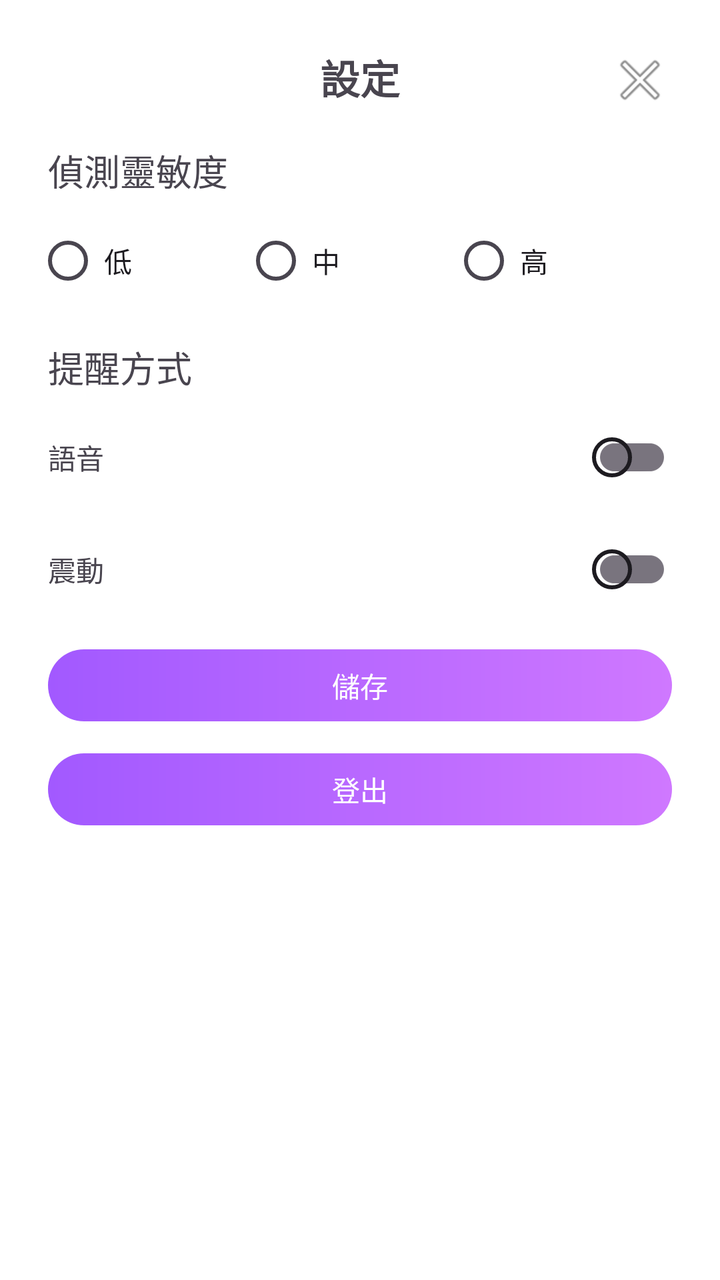
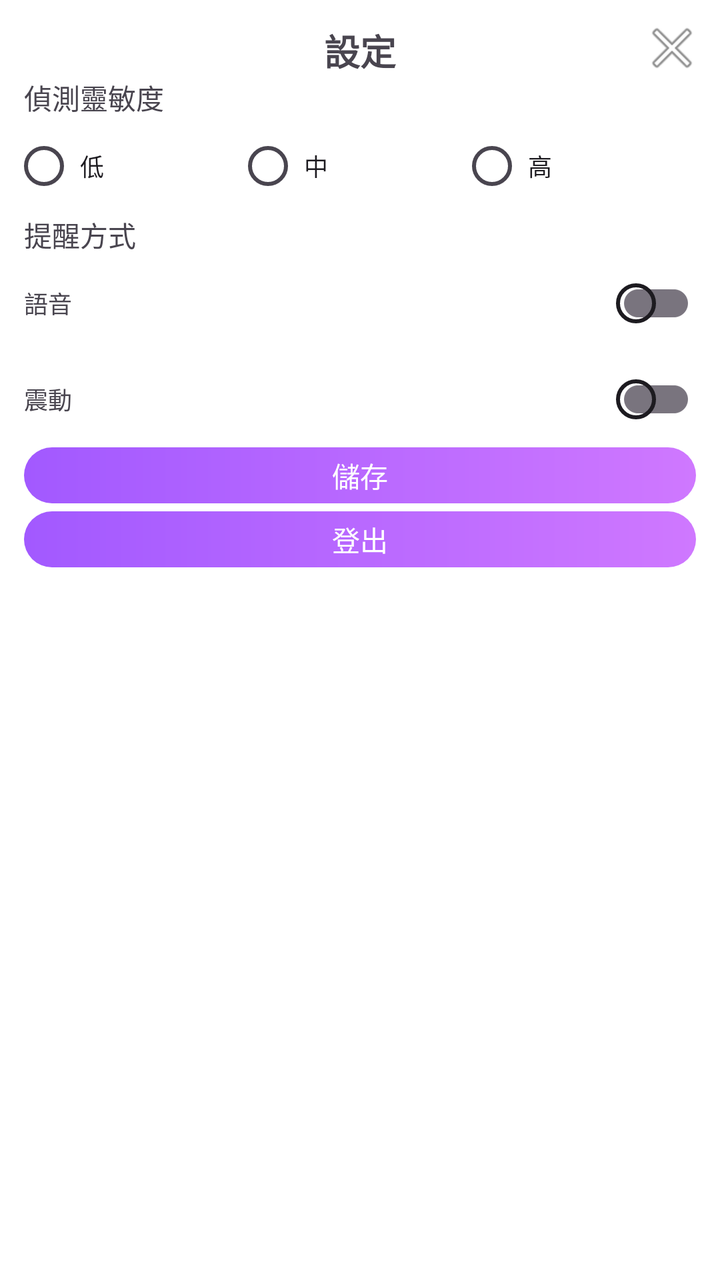

An Android layout rendered at two revisions. The XML below is the earlier revision; the diff shows what the commit changed to produce the second picture.
<!-- AndroidManifest.xml: application theme Theme.Detect -->
<!-- res/layout/dialog_settings.xml -->
<?xml version="1.0" encoding="utf-8"?>
<ScrollView xmlns:android="http://schemas.android.com/apk/res/android"
    android:layout_width="match_parent"
    android:layout_height="match_parent"
    android:fillViewport="true"
    android:background="@android:color/white">

    <LinearLayout
        android:layout_width="match_parent"
        android:layout_height="wrap_content"
        android:orientation="vertical"
        android:padding="24dp">

        
        <RelativeLayout
            android:layout_width="match_parent"
            android:layout_height="wrap_content"
            android:paddingBottom="16dp">

            <TextView
                android:id="@+id/tvTitle"
                android:layout_width="wrap_content"
                android:layout_height="wrap_content"
                android:layout_centerHorizontal="true"
                android:text="設定"
                android:textSize="20sp"
                android:textStyle="bold" />

            <ImageButton
                android:id="@+id/btnCloseDialog"
                android:layout_width="32dp"
                android:layout_height="32dp"
                android:layout_alignParentEnd="true"
                android:background="?android:attr/selectableItemBackgroundBorderless"
                android:src="@android:drawable/ic_menu_close_clear_cancel"
                android:contentDescription="關閉" />
        </RelativeLayout>

        
        <TextView
            android:layout_width="wrap_content"
            android:layout_height="wrap_content"
            android:layout_marginBottom="8dp"
            android:text="偵測靈敏度"
            android:textSize="18sp" />

        <RadioGroup
            android:id="@+id/radioGroupSensitivity"
            android:layout_width="match_parent"
            android:layout_height="wrap_content"
            android:orientation="horizontal">

            <androidx.appcompat.widget.AppCompatRadioButton
                android:id="@+id/radioLow"
                android:layout_width="0dp"
                android:layout_height="wrap_content"
                android:layout_weight="1"
                android:button="@drawable/radio_gradient"
                android:text="低"
                android:padding="8dp" />

            <androidx.appcompat.widget.AppCompatRadioButton
                android:id="@+id/radioMedium"
                android:layout_width="0dp"
                android:layout_height="wrap_content"
                android:layout_weight="1"
                android:button="@drawable/radio_gradient"
                android:text="中"
                android:padding="8dp" />

            <androidx.appcompat.widget.AppCompatRadioButton
                android:id="@+id/radioHigh"
                android:layout_width="0dp"
                android:layout_height="wrap_content"
                android:layout_weight="1"
                android:button="@drawable/radio_gradient"
                android:text="高"
                android:padding="8dp" />
        </RadioGroup>

        
        <TextView
            android:layout_width="match_parent"
            android:layout_height="wrap_content"
            android:layout_marginTop="16dp"
            android:layout_marginBottom="8dp"
            android:text="提醒方式"
            android:textSize="18sp" />

        
        <LinearLayout
            android:layout_width="match_parent"
            android:layout_height="wrap_content"
            android:gravity="center_vertical"
            android:orientation="horizontal">

            <TextView
                android:layout_width="0dp"
                android:layout_height="wrap_content"
                android:layout_weight="1"
                android:text="語音" />

            <androidx.appcompat.widget.SwitchCompat
                android:id="@+id/switchVoice"
                android:layout_width="wrap_content"
                android:layout_height="wrap_content"
                android:thumb="@drawable/switch_thumb_gradient"
                android:track="@drawable/switch_track_gradient" />
        </LinearLayout>

        
        <LinearLayout
            android:layout_width="match_parent"
            android:layout_height="wrap_content"
            android:gravity="center_vertical"
            android:orientation="horizontal"
            android:layout_marginTop="8dp">

            <TextView
                android:layout_width="0dp"
                android:layout_height="wrap_content"
                android:layout_weight="1"
                android:text="震動" />

            <androidx.appcompat.widget.SwitchCompat
                android:id="@+id/switchVibration"
                android:layout_width="wrap_content"
                android:layout_height="wrap_content"
                android:thumb="@drawable/switch_thumb_gradient"
                android:track="@drawable/switch_track_gradient" />
        </LinearLayout>

        
        <androidx.appcompat.widget.AppCompatButton
            android:id="@+id/btnSave"
            android:layout_width="match_parent"
            android:layout_height="36dp"
            android:layout_marginTop="16dp"
            android:background="@drawable/gradient_button"
            android:backgroundTint="@null"
            android:stateListAnimator="@null"
            android:text="儲存"
            android:textColor="#FFFFFF"
            android:textSize="14sp" />

        <androidx.appcompat.widget.AppCompatButton
            android:id="@+id/btnLogout"
            android:layout_width="match_parent"
            android:layout_height="36dp"
            android:layout_marginTop="16dp"
            android:background="@drawable/gradient_button"
            android:backgroundTint="@null"
            android:stateListAnimator="@null"
            android:text="登出"
            android:textColor="#FFFFFF"
            android:textSize="14sp" />

    </LinearLayout>
</ScrollView>
<!-- resources referenced by this layout -->
<resources>
  <!-- drawable gradient_button (drawable) -->
  <?xml version="1.0" encoding="utf-8"?>
  <shape xmlns:android="http://schemas.android.com/apk/res/android"
      android:shape="rectangle">
      <gradient
          android:startColor="#A259FF"
          android:endColor="#CF78FF"
          android:angle="0" />
      <corners android:radius="18dp" />
  </shape>
  <!-- drawable radio_gradient (drawable) -->
  <?xml version="1.0" encoding="utf-8"?>
  <selector xmlns:android="http://schemas.android.com/apk/res/android">
      <item android:state_checked="true">
          <shape android:shape="oval">
              <gradient
                  android:startColor="#A259FF"
                  android:endColor="#CF78FF"
                  android:angle="0"/>
              <size android:width="20dp" android:height="20dp"/>
          </shape>
      </item>
      <item>
          <shape android:shape="oval">
              <solid android:color="@android:color/transparent"/>
              <stroke android:width="2dp" android:color="#CCCCCC"/>
              <size android:width="20dp" android:height="20dp"/>
          </shape>
      </item>
  </selector>
  <!-- drawable switch_thumb_gradient (drawable) -->
  <?xml version="1.0" encoding="utf-8"?>
  <selector xmlns:android="http://schemas.android.com/apk/res/android">
      <item android:state_checked="true">
          <shape android:shape="oval">
              <gradient
                  android:startColor="#A259FF"
                  android:endColor="#CF78FF"
                  android:angle="0"/>
              <size android:width="20dp" android:height="20dp"/>
          </shape>
      </item>
      <item>
          <shape android:shape="oval">
              <solid android:color="@android:color/transparent"/>
              <stroke android:width="2dp" android:color="#CCCCCC"/>
              <size android:width="20dp" android:height="20dp"/>
          </shape>
      </item>
  </selector>
  <!-- drawable switch_track_gradient (drawable) -->
  <?xml version="1.0" encoding="utf-8"?>
  <shape xmlns:android="http://schemas.android.com/apk/res/android" android:shape="rectangle">
      <corners android:radius="16dp"/>
      <gradient
          android:startColor="#E0C3FC"
          android:endColor="#8EC5FC"
          android:angle="0"/>
      <size android:height="32dp"/>
  </shape>
  <style name="Theme.Detect" parent="Base.Theme.Detect" />
  <style name="Base.Theme.Detect" parent="Theme.Material3.DayNight.NoActionBar">
          
          
      </style>
</resources>

<!-- the commit's change to res/layout/dialog_settings.xml (unified diff, before → after) -->
@@ -9,13 +9,13 @@
         android:layout_width="match_parent"
         android:layout_height="wrap_content"
         android:orientation="vertical"
-        android:padding="24dp">
+        android:padding="12dp">
 
         
         <RelativeLayout
             android:layout_width="match_parent"
             android:layout_height="wrap_content"
-            android:paddingBottom="16dp">
+            android:paddingBottom="0dp">
 
             <TextView
                 android:id="@+id/tvTitle"
@@ -23,13 +23,13 @@
                 android:layout_height="wrap_content"
                 android:layout_centerHorizontal="true"
                 android:text="設定"
-                android:textSize="20sp"
+                android:textSize="18dp"
                 android:textStyle="bold" />
 
             <ImageButton
                 android:id="@+id/btnCloseDialog"
-                android:layout_width="32dp"
-                android:layout_height="32dp"
+                android:layout_width="24dp"
+                android:layout_height="24dp"
                 android:layout_alignParentEnd="true"
                 android:background="?android:attr/selectableItemBackgroundBorderless"
                 android:src="@android:drawable/ic_menu_close_clear_cancel"
@@ -40,9 +40,9 @@
         <TextView
             android:layout_width="wrap_content"
             android:layout_height="wrap_content"
-            android:layout_marginBottom="8dp"
+            android:layout_marginBottom="0dp"
             android:text="偵測靈敏度"
-            android:textSize="18sp" />
+            android:textSize="14dp" />
 
         <RadioGroup
             android:id="@+id/radioGroupSensitivity"
@@ -57,7 +57,9 @@
                 android:layout_weight="1"
                 android:button="@drawable/radio_gradient"
                 android:text="低"
+                android:textSize="12dp"
                 android:padding="8dp" />
+
 
             <androidx.appcompat.widget.AppCompatRadioButton
                 android:id="@+id/radioMedium"
@@ -66,6 +68,7 @@
                 android:layout_weight="1"
                 android:button="@drawable/radio_gradient"
                 android:text="中"
+                android:textSize="12dp"
                 android:padding="8dp" />
 
             <androidx.appcompat.widget.AppCompatRadioButton
@@ -75,6 +78,7 @@
                 android:layout_weight="1"
                 android:button="@drawable/radio_gradient"
                 android:text="高"
+                android:textSize="12dp"
                 android:padding="8dp" />
         </RadioGroup>
 
@@ -82,10 +86,10 @@
         <TextView
             android:layout_width="match_parent"
             android:layout_height="wrap_content"
-            android:layout_marginTop="16dp"
-            android:layout_marginBottom="8dp"
+            android:layout_marginTop="0dp"
+            android:layout_marginBottom="0dp"
             android:text="提醒方式"
-            android:textSize="18sp" />
+            android:textSize="14dp" />
 
         
         <LinearLayout
@@ -98,6 +102,7 @@
                 android:layout_width="0dp"
                 android:layout_height="wrap_content"
                 android:layout_weight="1"
+                android:textSize="12dp"
                 android:text="語音" />
 
             <androidx.appcompat.widget.SwitchCompat
@@ -114,12 +119,13 @@
             android:layout_height="wrap_content"
             android:gravity="center_vertical"
             android:orientation="horizontal"
-            android:layout_marginTop="8dp">
+            android:layout_marginTop="0dp">
 
             <TextView
                 android:layout_width="0dp"
                 android:layout_height="wrap_content"
                 android:layout_weight="1"
+                android:textSize="12dp"
                 android:text="震動" />
 
             <androidx.appcompat.widget.SwitchCompat
@@ -134,26 +140,26 @@
         <androidx.appcompat.widget.AppCompatButton
             android:id="@+id/btnSave"
             android:layout_width="match_parent"
-            android:layout_height="36dp"
-            android:layout_marginTop="16dp"
+            android:layout_height="28dp"
+            android:layout_marginTop="0dp"
             android:background="@drawable/gradient_button"
             android:backgroundTint="@null"
             android:stateListAnimator="@null"
             android:text="儲存"
             android:textColor="#FFFFFF"
-            android:textSize="14sp" />
+            android:textSize="14dp" />
 
         <androidx.appcompat.widget.AppCompatButton
             android:id="@+id/btnLogout"
             android:layout_width="match_parent"
-            android:layout_height="36dp"
-            android:layout_marginTop="16dp"
+            android:layout_height="28dp"
+            android:layout_marginTop="4dp"
             android:background="@drawable/gradient_button"
             android:backgroundTint="@null"
             android:stateListAnimator="@null"
             android:text="登出"
             android:textColor="#FFFFFF"
-            android:textSize="14sp" />
+            android:textSize="14dp" />
 
     </LinearLayout>
 </ScrollView>
